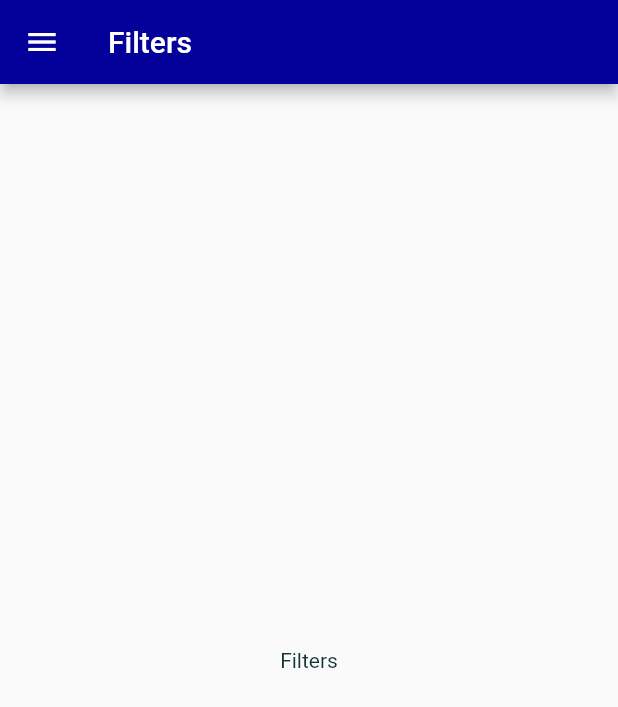
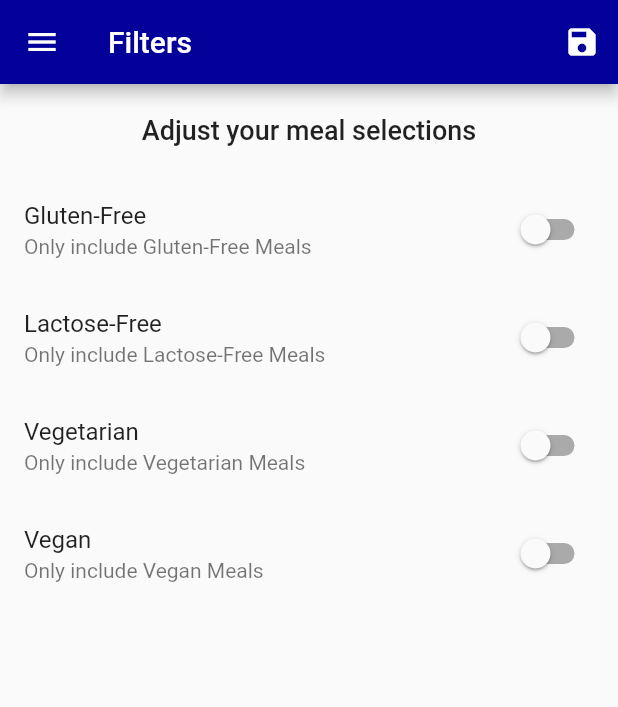
Before and after one commit to amrabdalfatah/Meal_App, a Flutter app: the FiltersScreen screen opened by its route, on a phone screen of 412 x 824 dp. Shown: the top 707 px of the screen. Run offline on Flutter 3.47's test engine with Material 2 defaults, Android fonts, the phone set to English and light mode, and no system bars; our stand-ins replace fluttertoast; Roboto replaces fonts that are missing (ReggaeOne).

Commit message:
Finish FilterScreen and the logic for it

```diff
--- a/lib/main.dart
+++ b/lib/main.dart
@@ -1,15 +1,52 @@
 import 'package:flutter/material.dart';
 
-import 'screens/category_meals_screen.dart';
+import './dummy_data.dart';
+import './models/meal.dart';
+import './screens/category_meals_screen.dart';
+import './screens/filters_screen.dart';
 import './screens/meal_detail_screen.dart';
 import './screens/tabs_screen.dart';
-import './screens/filters_screen.dart';
 
 void main() {
   runApp(MyApp());
 }
 
-class MyApp extends StatelessWidget {
+class MyApp extends StatefulWidget {
+  @override
+  _MyAppState createState() => _MyAppState();
+}
+
+class _MyAppState extends State<MyApp> {
+  List<Meal> _availableMeals = DUMMY_MEALS;
+
+  Map<String, bool> _filters = {
+    'gluten': false,
+    'lactose': false,
+    'vegetarian': false,
+    'vegan': false,
+  };
+
+  void _setFilters(Map<String, bool> filterData) {
+    setState(() {
+      _filters = filterData;
+      _availableMeals = DUMMY_MEALS.where((meal) {
+        if (_filters['gluten'] && !meal.isGlutenFree) {
+          return false;
+        }
+        if (_filters['lactose'] && !meal.isLactoseFree) {
+          return false;
+        }
+        if (_filters['vegetarian'] && !meal.isVegetarian) {
+          return false;
+        }
+        if (_filters['vegan'] && !meal.isVegan) {
+          return false;
+        }
+        return true;
+      }).toList();
+    });
+  }
+
   @override
   Widget build(BuildContext context) {
     return MaterialApp(
@@ -32,9 +69,10 @@ class MyApp extends StatelessWidget {
       ),
       routes: {
         '/': (ctx) => TabsScreen(),
-        CategoryMealsScreen.routeName: (ctx) => CategoryMealsScreen(),
+        CategoryMealsScreen.routeName: (ctx) =>
+            CategoryMealsScreen(_availableMeals),
         MealDetailScreen.routeName: (ctx) => MealDetailScreen(),
-        FiltersScreen.routeName: (ctx) => FiltersScreen(),
+        FiltersScreen.routeName: (ctx) => FiltersScreen(_filters, _setFilters),
       },
     );
   }
--- a/lib/screens/category_meals_screen.dart
+++ b/lib/screens/category_meals_screen.dart
@@ -1,10 +1,15 @@
 import 'package:flutter/material.dart';
 
-import '../dummy_data.dart';
+import '../models/meal.dart';
 import '../widgets/meal_item.dart';
 
 class CategoryMealsScreen extends StatelessWidget {
   static const routeName = '/category_meeals';
+
+  final List<Meal> availableMeals;
+
+  CategoryMealsScreen(this.availableMeals);
+
   // final String categoryId;
   // final String categoryTitle;
 
@@ -16,7 +21,7 @@ class CategoryMealsScreen extends StatelessWidget {
         ModalRoute.of(context).settings.arguments as Map<String, String>;
     final categoryTitle = routeArgs['title'];
     final categoryId = routeArgs['id'];
-    final categoryMeals = DUMMY_MEALS
+    final categoryMeals = availableMeals
         .where((meal) => meal.categories.contains(categoryId))
         .toList();
     return Scaffold(
--- a/lib/screens/filters_screen.dart
+++ b/lib/screens/filters_screen.dart
@@ -1,18 +1,127 @@
+import 'package:flutter/cupertino.dart';
 import 'package:flutter/material.dart';
 
 import '../widgets/main_drawer.dart';
 
-class FiltersScreen extends StatelessWidget {
+class FiltersScreen extends StatefulWidget {
   static const routeName = '/filters';
+
+  // this is function which pass from main and will send and declare which filter
+  // is active and uses in Icon of AppBar to save Filters
+  final Function saveFilters;
+  final Map<String, bool> currentFilters;
+
+  FiltersScreen(this.currentFilters, this.saveFilters);
+
+  @override
+  _FiltersScreenState createState() => _FiltersScreenState();
+}
+
+class _FiltersScreenState extends State<FiltersScreen> {
+  // The 4 properties for chick the items
+  var _glutenFree = false;
+  var _lactoseFree = false;
+  var _vegetarianFree = false;
+  var _veganFree = false;
+
+  Widget _buildSwitch(
+      String title, String subTitle, bool val, Function update) {
+    return SwitchListTile(
+      title: Text(title),
+      subtitle: Text(subTitle),
+      value: val,
+      onChanged: update,
+    );
+  }
+
+  @override
+  void initState() {
+    _glutenFree = widget.currentFilters['gluten'];
+    _lactoseFree = widget.currentFilters['lactose'];
+    _vegetarianFree = widget.currentFilters['vegetarian'];
+    _veganFree = widget.currentFilters['vegan'];
+    super.initState();
+  }
+
   @override
   Widget build(BuildContext context) {
     return Scaffold(
       appBar: AppBar(
         title: Text('Filters'),
+        actions: [
+          IconButton(
+            icon: Icon(Icons.save),
+            onPressed: () {
+              final selectedFilters = {
+                'gluten': _glutenFree,
+                'lactose': _lactoseFree,
+                'vegetarian': _vegetarianFree,
+                'vegan': _veganFree,
+              };
+              widget.saveFilters(selectedFilters);
+            },
+          ),
+        ],
       ),
       drawer: MainDrawer(),
-      body: Center(
-        child: Text('Filters'),
+      body: Column(
+        children: [
+          Container(
+            padding: EdgeInsets.all(20),
+            child: Center(
+              child: Text(
+                'Adjust your meal selections',
+                style: Theme.of(context).textTheme.headline6,
+              ),
+            ),
+          ),
+          Expanded(
+            child: Column(
+              children: [
+                _buildSwitch(
+                  'Gluten-Free',
+                  'Only include Gluten-Free Meals',
+                  _glutenFree,
+                  (checked) {
+                    setState(() {
+                      _glutenFree = checked;
+                    });
+                  },
+                ),
+                _buildSwitch(
+                  'Lactose-Free',
+                  'Only include Lactose-Free Meals',
+                  _lactoseFree,
+                  (checked) {
+                    setState(() {
+                      _lactoseFree = checked;
+                    });
+                  },
+                ),
+                _buildSwitch(
+                  'Vegetarian',
+                  'Only include Vegetarian Meals',
+                  _vegetarianFree,
+                  (checked) {
+                    setState(() {
+                      _vegetarianFree = checked;
+                    });
+                  },
+                ),
+                _buildSwitch(
+                  'Vegan',
+                  'Only include Vegan Meals',
+                  _veganFree,
+                  (checked) {
+                    setState(() {
+                      _veganFree = checked;
+                    });
+                  },
+                ),
+              ],
+            ),
+          ),
+        ],
       ),
     );
   }
--- a/pubspec.yaml
+++ b/pubspec.yaml
@@ -27,6 +27,7 @@ dependencies:
   # The following adds the Cupertino Icons font to your application.
   # Use with the CupertinoIcons class for iOS style icons.
   cupertino_icons: ^1.0.2
+  fluttertoast: ^8.0.7
 
 dev_dependencies:
   flutter_test:
```
Also changed, not shown: lib/screens/meal_detail_screen.dart (+44 -3 lines), pubspec.lock, 5 other files.
